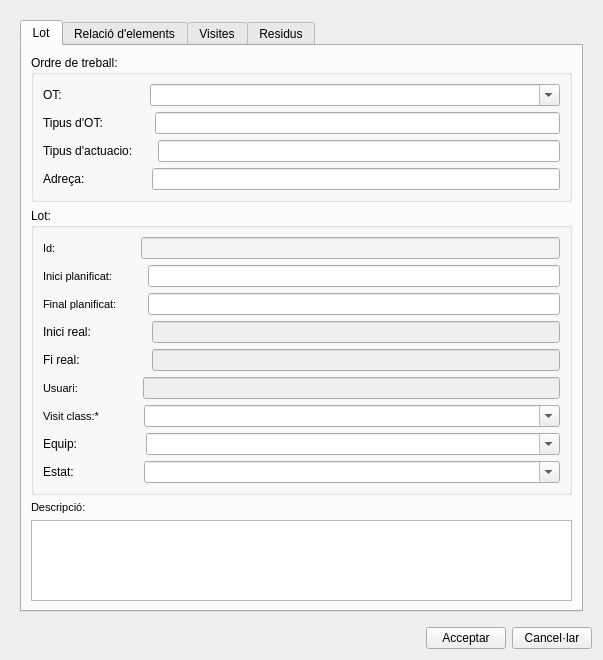
Before: the Qt Designer form ui/add_lot.ui in Giswater/giswater_qgis_plugin, drawn with Qt 5.
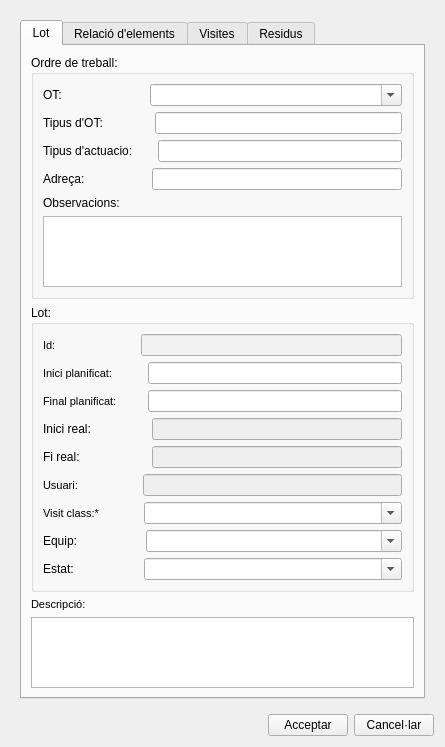
After: the same form once the commit is applied. Icons and pictures are not drawn.

Commit message: Enhancement: add widget observation and set editable widget description on manage lot

```diff
--- a/ui/add_lot.ui
+++ b/ui/add_lot.ui
@@ -6,8 +6,8 @@
    <rect>
     <x>0</x>
     <y>0</y>
-    <width>603</width>
-    <height>660</height>
+    <width>445</width>
+    <height>734</height>
    </rect>
   </property>
   <property name="windowTitle">
@@ -33,6 +33,13 @@
              <string>Ordre de treball:</string>
             </property>
             <layout class="QGridLayout" name="gridLayout">
+             <item row="7" column="0">
+              <widget class="QLabel" name="label_9">
+               <property name="text">
+                <string>Observacions:</string>
+               </property>
+              </widget>
+             </item>
              <item row="3" column="0">
               <layout class="QHBoxLayout" name="horizontalLayout_5">
                <item>
@@ -163,6 +170,9 @@
                </item>
               </layout>
              </item>
+             <item row="8" column="0">
+              <widget class="QTextEdit" name="txt_observ"/>
+             </item>
             </layout>
            </widget>
           </item>
```
The commit also changes 1 other file.
